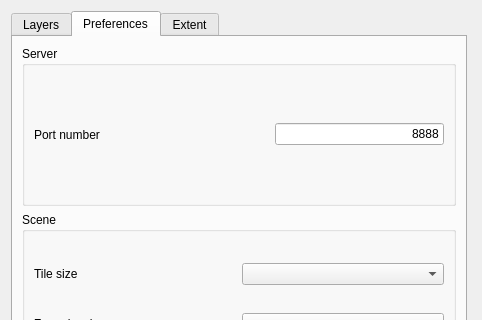
Old version of the form ui_vizitown.ui in the repository vongoethe/vizitown_plugin; both pictures show x 0 to 482 and y 0 to 320 of the 482 by 512 pixel window.
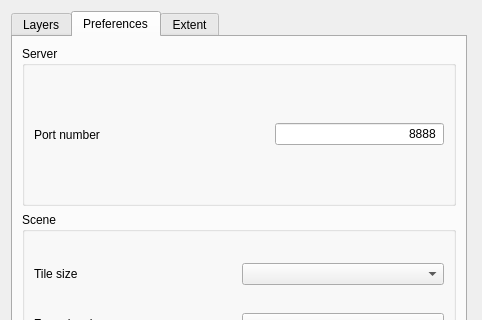
New version of the form. The open tabs and pages were chosen to show the change. Icons and pictures are not drawn.

Commit message: Fixes #3 can type a port with 5 numbers

```diff
--- a/ui_vizitown.ui
+++ b/ui_vizitown.ui
@@ -162,7 +162,7 @@
           <item>
            <widget class="QLineEdit" name="le_port">
             <property name="inputMask">
-             <string>0000</string>
+             <string>00000</string>
             </property>
             <property name="text">
              <string>8888</string>
```
The commit also changes 1 other file.
